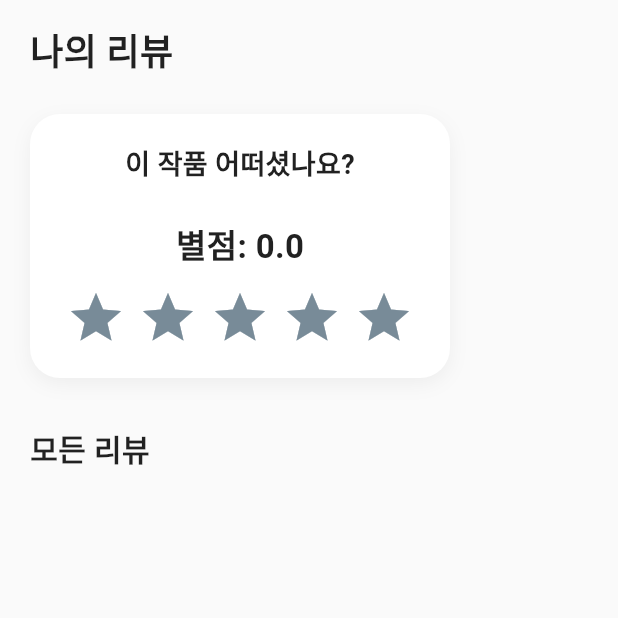
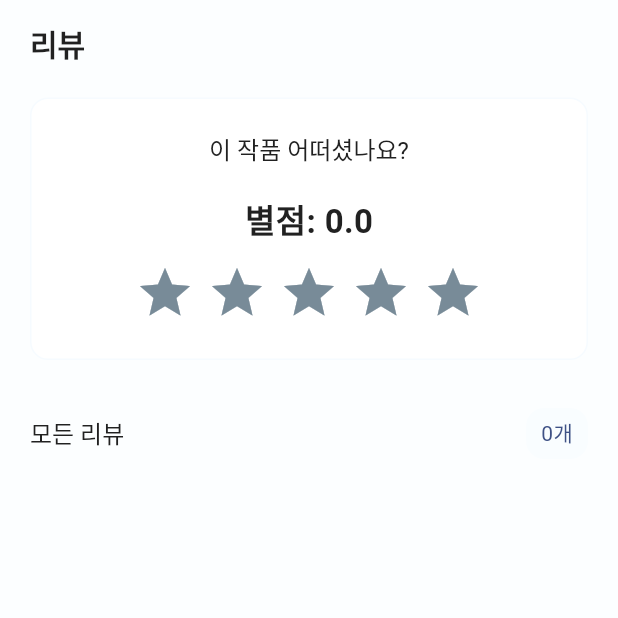
Before and after one commit to SeoHong23/Nungil_Project, a Flutter app: the DetailTapReview screen opened directly with empty values, on a phone screen of 412 x 824 dp, the top half of it. Run offline on Flutter 3.47's test engine with Material 3 defaults, Android fonts, the phone set to English and light mode, and no system bars; drawn by our look-alikes of flutter_rating_bar; our stand-ins replace cached_network_image, dio, flutter_riverpod, flutter_secure_storage, flutter_svg, font_awesome_flutter and 4 more; accounts and stored records are empty; network calls fail; Roboto replaces fonts that are missing (GmarketSans, Pretendard).

Commit message:
리뷰 작업

```diff
--- /dev/null
+++ b/lib/data/repository/review_repository.dart
@@ -0,0 +1 @@
+import 'package:nungil/models/review/review.dart';
--- a/lib/screens/video_detail/components/detail_tap_review.dart
+++ b/lib/screens/video_detail/components/detail_tap_review.dart
@@ -16,53 +16,44 @@ class DetailTapReview extends StatefulWidget {
 class _DetailTapReviewState extends State<DetailTapReview> {
   double? _selectedRating;
   final TextEditingController _reviewController = TextEditingController();
-  final String currentUser = "홍합"; // testid 나중엔 api
+  final String currentUser = "홍합";
   final List<Map<String, dynamic>> _reviews = [];
 
   @override
   Widget build(BuildContext context) {
     return Scaffold(
-      backgroundColor: Colors.grey[50],
+      backgroundColor: baseBackgroundColor[50],
       body: SafeArea(
-        child: Padding(
-          padding: const EdgeInsets.symmetric(horizontal: 20.0, vertical: 16.0),
-          child: SingleChildScrollView(
-            child: Column(
-              crossAxisAlignment: CrossAxisAlignment.start,
+        child: ListView(
+          padding: EdgeInsets.symmetric(horizontal: 20),
+          children: [
+            SizedBox(height: 16),
+            Row(
+              mainAxisAlignment: MainAxisAlignment.spaceBetween,
               children: [
                 Text(
-                  '나의 리뷰',
-                  style: TextStyle(
-                    fontSize: 24,
-                    fontWeight: FontWeight.w700,
-                    color: Colors.black87,
+                  '리뷰',
+                  style: Theme.of(context).textTheme.titleLarge,
                 ),
+              ],
             ),
             SizedBox(height: 24),
+
+            // 별점 섹션
             Container(
-                  padding: EdgeInsets.all(20),
+              padding: EdgeInsets.symmetric(vertical: 24, horizontal: 20),
               decoration: BoxDecoration(
                 color: Colors.white,
-                    borderRadius: BorderRadius.circular(20),
-                    boxShadow: [
-                      BoxShadow(
-                        color: Colors.black.withOpacity(0.05),
-                        blurRadius: 10,
-                        offset: Offset(0, 4),
-                      ),
-                    ],
+                borderRadius: BorderRadius.circular(12),
+                border: Border.all(color: baseBackgroundColor[200]!),
               ),
               child: Column(
                 children: [
                   Text(
                     '이 작품 어떠셨나요?',
-                        style: TextStyle(
-                          fontSize: 18,
-                          fontWeight: FontWeight.w600,
-                          color: DefaultColors.black,
+                    style: Theme.of(context).textTheme.displayMedium,
                   ),
-                      ),
-                      SizedBox(height: 24),
+                  SizedBox(height: 20),
                   RatingExample(
                     onRatingSelected: (rating) {
                       setState(() {
@@ -73,54 +64,49 @@ class _DetailTapReviewState extends State<DetailTapReview> {
                 ],
               ),
             ),
+
             if (_selectedRating != null) ...[
-                  SizedBox(height: 24),
+              SizedBox(height: 20),
               Container(
                 padding: EdgeInsets.all(20),
                 decoration: BoxDecoration(
                   color: Colors.white,
-                      borderRadius: BorderRadius.circular(20),
-                      boxShadow: [
-                        BoxShadow(
-                          color: Colors.black.withOpacity(0.05),
-                          blurRadius: 10,
-                          offset: Offset(0, 4),
-                        ),
-                      ],
+                  borderRadius: BorderRadius.circular(12),
+                  border: Border.all(color: baseBackgroundColor[200]!),
                 ),
                 child: Column(
+                  crossAxisAlignment: CrossAxisAlignment.stretch,
                   children: [
                     TextField(
                       controller: _reviewController,
-                          maxLines: 5,
-                          style: TextStyle(fontSize: 16),
+                      maxLines: 4,
+                      style: CustomTextStyle.mediumNavy,
                       decoration: InputDecoration(
                         hintText: '작품에 대한 솔직한 리뷰를 남겨주세요',
                         hintStyle: TextStyle(
-                              color: Colors.grey[400],
-                              fontSize: 16,
+                          color: DefaultColors.grey,
+                          fontSize: 15,
+                          fontFamily: 'Pretendard',
                         ),
                         border: OutlineInputBorder(
-                              borderRadius: BorderRadius.circular(15),
-                              borderSide: BorderSide(color: Colors.grey[300]!),
+                          borderRadius: BorderRadius.circular(8),
+                          borderSide:
+                              BorderSide(color: baseBackgroundColor[200]!),
                         ),
                         enabledBorder: OutlineInputBorder(
-                              borderRadius: BorderRadius.circular(15),
-                              borderSide: BorderSide(color: Colors.grey[300]!),
+                          borderRadius: BorderRadius.circular(8),
+                          borderSide:
+                              BorderSide(color: baseBackgroundColor[200]!),
                         ),
                         focusedBorder: OutlineInputBorder(
-                              borderRadius: BorderRadius.circular(15),
-                              borderSide: BorderSide(color: Colors.blue[400]!),
+                          borderRadius: BorderRadius.circular(8),
+                          borderSide: BorderSide(color: DefaultColors.navy),
                         ),
-                            filled: true,
-                            fillColor: Colors.grey[50],
+                        contentPadding: EdgeInsets.all(16),
                       ),
                     ),
                     SizedBox(height: 16),
-                        SizedBox(
-                          width: double.infinity,
-                          height: 50,
-                          child: ElevatedButton(
+                    ElevatedButton(
                       onPressed: () {
                         if (_reviewController.text.isNotEmpty) {
                           setState(() {
@@ -134,11 +120,9 @@ class _DetailTapReviewState extends State<DetailTapReview> {
                                 'review': _reviewController.text,
                                 'date': DateFormat('yyyy-MM-dd HH:mm')
                                     .format(DateTime.now()),
-                                      'good':
-                                          _reviews[existingIndex]['good'] ?? 0,
-                                      'liked': _reviews[existingIndex]
-                                              ['liked'] ??
-                                          false,
+                                'good': _reviews[existingIndex]['good'] ?? 0,
+                                'liked':
+                                    _reviews[existingIndex]['liked'] ?? false,
                               };
                             } else {
                               _reviews.add({
@@ -157,11 +141,11 @@ class _DetailTapReviewState extends State<DetailTapReview> {
                         }
                       },
                       style: ElevatedButton.styleFrom(
-                              backgroundColor: Colors.blue[400],
+                        backgroundColor: DefaultColors.navy,
+                        padding: EdgeInsets.symmetric(vertical: 16),
                         shape: RoundedRectangleBorder(
-                                borderRadius: BorderRadius.circular(15),
+                          borderRadius: BorderRadius.circular(8),
                         ),
-                              elevation: 0,
                       ),
                       child: Text(
                         _reviews.any((r) => r['username'] == currentUser)
@@ -170,8 +154,7 @@ class _DetailTapReviewState extends State<DetailTapReview> {
                         style: TextStyle(
                           fontSize: 16,
                           fontWeight: FontWeight.w600,
-                                color: Colors.white,
-                              ),
+                          fontFamily: 'GmarketSans',
                         ),
                       ),
                     ),
@@ -179,35 +162,44 @@ class _DetailTapReviewState extends State<DetailTapReview> {
                 ),
               ),
             ],
+
             SizedBox(height: 32),
+            Row(
+              mainAxisAlignment: MainAxisAlignment.spaceBetween,
+              children: [
                 Text(
                   '모든 리뷰',
-                  style: TextStyle(
-                    fontSize: 20,
-                    fontWeight: FontWeight.bold,
-                    color: Colors.black87,
+                  style: Theme.of(context).textTheme.displayMedium,
+                ),
+                Container(
+                  padding: EdgeInsets.symmetric(horizontal: 10, vertical: 4),
+                  decoration: BoxDecoration(
+                    color: baseBackgroundColor[100],
+                    borderRadius: BorderRadius.circular(12),
+                  ),
+                  child: Text(
+                    '${_reviews.length}개',
+                    style: CustomTextStyle.smallNavy,
                   ),
                 ),
+              ],
+            ),
             SizedBox(height: 16),
+
+            // 리뷰 목록
             ListView.separated(
               shrinkWrap: true,
               physics: NeverScrollableScrollPhysics(),
               itemCount: _reviews.length,
-                  separatorBuilder: (context, index) => Divider(height: 32),
+              separatorBuilder: (context, index) => SizedBox(height: 16),
               itemBuilder: (context, index) {
                 final review = _reviews[index];
                 return Container(
                   padding: EdgeInsets.all(16),
                   decoration: BoxDecoration(
                     color: Colors.white,
-                        borderRadius: BorderRadius.circular(15),
-                        boxShadow: [
-                          BoxShadow(
-                            color: Colors.black.withOpacity(0.03),
-                            blurRadius: 8,
-                            offset: Offset(0, 2),
-                          ),
-                        ],
+                    borderRadius: BorderRadius.circular(12),
+                    border: Border.all(color: baseBackgroundColor[200]!),
                   ),
                   child: Column(
                     crossAxisAlignment: CrossAxisAlignment.start,
@@ -215,97 +207,121 @@ class _DetailTapReviewState extends State<DetailTapReview> {
                       Row(
                         children: [
                           CircleAvatar(
-                                backgroundColor: Colors.grey[200],
+                            radius: 20,
+                            backgroundColor: baseBackgroundColor[100],
                             child: Text(
                               review['username'][0],
                               style: TextStyle(
-                                    color: Colors.black87,
-                                    fontWeight: FontWeight.bold,
+                                color: DefaultColors.navy,
+                                fontWeight: FontWeight.w600,
+                                fontFamily: 'GmarketSans',
                               ),
                             ),
                           ),
                           SizedBox(width: 12),
-                              Column(
+                          Expanded(
+                            child: Column(
                               crossAxisAlignment: CrossAxisAlignment.start,
                               children: [
                                 Text(
                                   review['username'],
-                                    style: TextStyle(
-                                      fontSize: 16,
-                                      fontWeight: FontWeight.bold,
+                                  style: Theme.of(context)
+                                      .textTheme
+                                      .bodyMedium
+                                      ?.copyWith(
+                                        fontWeight: FontWeight.w600,
+                                      ),
+                                ),
+                                SizedBox(height: 4),
+                                Row(
+                                  children: [
+                                    Icon(
+                                      Icons.star,
+                                      size: 16,
+                                      color: DefaultColors.yellow,
+                                    ),
+                                    SizedBox(width: 4),
+                                    Text(
+                                      review['rating'].toString(),
+                                      style: CustomTextStyle.smallLightNavy,
+                                    ),
+                                  ],
+                                ),
+                              ],
                             ),
                           ),
                           Text(
-                                    '${review['rating']}⭐',
-                                    style: TextStyle(
-                                      fontSize: 14,
-                                      color: Colors.amber,
-                                      fontWeight: FontWeight.bold,
-                                    ),
-                                  ),
-                                ],
-                              ),
-                              Spacer(),
-                              Text(
                             review['date'],
-                                style: TextStyle(
-                                  color: Colors.grey[600],
-                                  fontSize: 12,
-                                ),
+                            style: CustomTextStyle.xSmallNavy,
                           ),
                         ],
                       ),
                       SizedBox(height: 12),
                       Text(
                         review['review'],
-                            style: TextStyle(
-                              fontSize: 15,
-                              color: Colors.black87,
-                              height: 1.5,
+                        style: CustomTextStyle.mediumNavy,
                       ),
-                          ),
-                          SizedBox(height: 10),
-                          Row(
-                            children: [
-                              Row(
-                                children: [
-                                  IconButton(
-                                    icon: Icon(Icons.favorite,
-                                        color: _reviews[index]['liked'] == true
-                                            ? Colors.red
-                                            : Colors.grey),
-                                    onPressed: () {
-                                      print('좋아요버튼눌림');
+                      SizedBox(height: 12),
+                      InkWell(
+                        onTap: () {
                           setState(() {
                             if (_reviews[index]['liked'] == true) {
                               _reviews[index]['good'] =
-                                              (_reviews[index]['good'] ?? 0) -
-                                                  1;
-
+                                  (_reviews[index]['good'] ?? 0) - 1;
                               _reviews[index]['liked'] = false;
                             } else {
                               _reviews[index]['good'] =
-                                              (_reviews[index]['good'] ?? 0) +
-                                                  1;
+                                  (_reviews[index]['good'] ?? 0) + 1;
                               _reviews[index]['liked'] = true;
                             }
                           });
-                                      print('현재 좋아요 상태: ${_reviews[index]}');
                         },
+                        child: Container(
+                          padding: EdgeInsets.symmetric(
+                            horizontal: 12,
+                            vertical: 6,
                           ),
-                                  Text('${_reviews[index]['good'] ?? 0} '),
+                          decoration: BoxDecoration(
+                            color: _reviews[index]['liked'] == true
+                                ? baseBackgroundColor[100]
+                                : Colors.white,
+                            borderRadius: BorderRadius.circular(8),
+                            border: Border.all(
+                              color: _reviews[index]['liked'] == true
+                                  ? DefaultColors.navy
+                                  : baseBackgroundColor[200]!,
+                            ),
+                          ),
+                          child: Row(
+                            mainAxisSize: MainAxisSize.min,
+                            children: [
+                              Icon(
+                                _reviews[index]['liked'] == true
+                                    ? Icons.favorite
+                                    : Icons.favorite_border,
+                                size: 18,
+                                color: _reviews[index]['liked'] == true
+                                    ? DefaultColors.navy
+                                    : DefaultColors.grey,
+                              ),
+                              SizedBox(width: 8),
+                              Text(
+                                '${_reviews[index]['good'] ?? 0}',
+                                style: _reviews[index]['liked'] == true
+                                    ? CustomTextStyle.smallNavy
+                                    : CustomTextStyle.smallLightNavy,
+                              ),
                             ],
-                              )
-                            ],
-                          )
+                          ),
+                        ),
+                      ),
                     ],
                   ),
                 );
               },
             ),
+            SizedBox(height: 24),
           ],
-            ),
-          ),
         ),
       ),
     );
```
Also changed, not shown: lib/models/review/review.dart (added, +14 -0 lines). Lines whose indentation alone changed are shown as unchanged.
